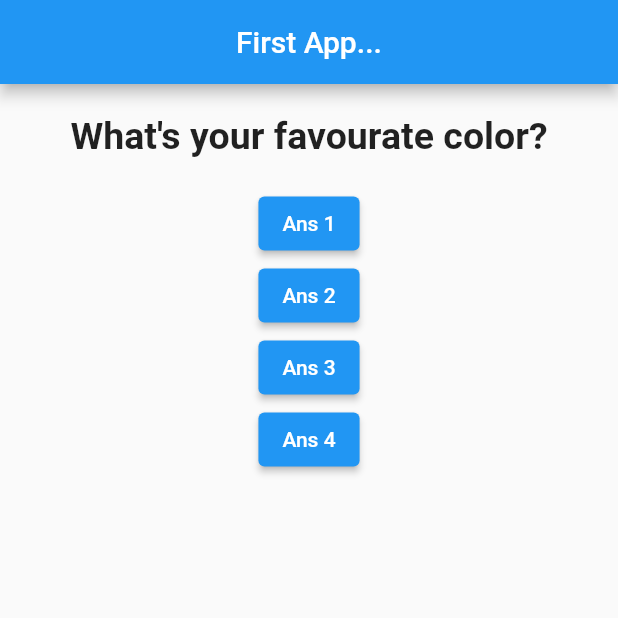
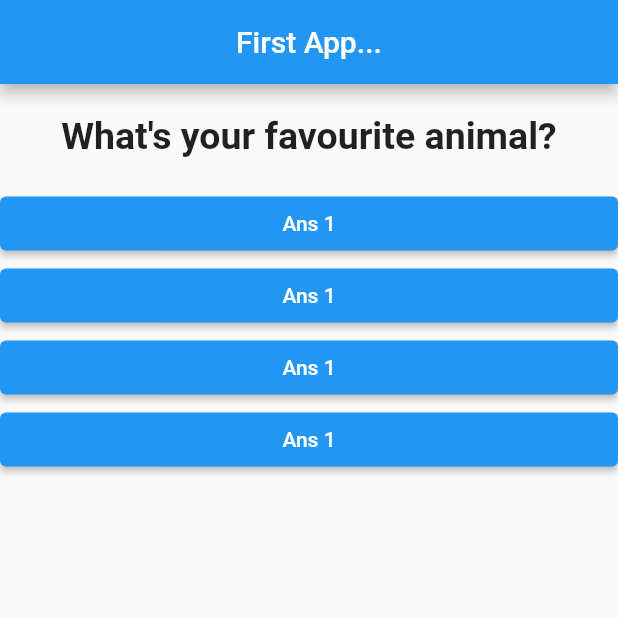
Before and after one commit to kishanSindhi/flutterQuizApp, a Flutter app: the screen it shows after launch, after a tap on "Ans 1", on a phone screen of 412 x 824 dp, the top half of it. Run offline on Flutter 3.47's test engine with Material 2 defaults, Android fonts, the phone set to English and light mode, and no system bars.

Commit message:
answer file updated

```diff
--- a/lib/answer.dart
+++ b/lib/answer.dart
@@ -0,0 +1,18 @@
+import 'package:flutter/material.dart';
+
+class Answer extends StatelessWidget {
+  final void Function() selectHandler;
+
+  const Answer({required this.selectHandler});
+
+  @override
+  Widget build(BuildContext context) {
+    return Container(
+      width: double.infinity,
+      child: ElevatedButton(
+        child: Text("Ans 1"),
+        onPressed: selectHandler,
+      ),
+    );
+  }
+}
--- a/lib/main.dart
+++ b/lib/main.dart
@@ -1,4 +1,5 @@
 import 'package:flutter/material.dart';
+import 'package:quiz_app/answer.dart';
 import 'package:quiz_app/questio.dart';
 
 void main() => runApp(MyApp());
@@ -11,19 +12,25 @@ class MyApp extends StatefulWidget {
 class _MyAppState extends State<MyApp> {
   var queIndex = 0;
 
-  void answerQuestion() => print("Answer choosen!");
+  void answerQuestion() {
+    setState(
+      () {
+        queIndex = queIndex + 1;
+      },
+    );
+  }
 
   @override
   Widget build(BuildContext context) {
     var que = [
-      "What's your favourate color?",
-      "What's your favourate animal?",
-      "What's your favourate color?",
-      "What's your favourate animal?",
-      "What's your favourate color?",
-      "What's your favourate animal?",
-      "What's your favourate color?",
-      "What's your favourate animal?",
+      "What's your favourite color?",
+      "What's your favourite animal?",
+      "What's your favourite color?",
+      "What's your favourite animal?",
+      "What's your favourite color?",
+      "What's your favourite animal?",
+      "What's your favourite color?",
+      "What's your favourite animal?",
     ];
     return MaterialApp(
       home: Scaffold(
@@ -38,27 +45,10 @@ class _MyAppState extends State<MyApp> {
                 SizedBox(height: 20),
                 Question(que[queIndex]),
                 SizedBox(height: 20),
-                ElevatedButton(
-                  onPressed: answerQuestion,
-                  child: Text("Ans 1"),
-                ),
-                ElevatedButton(
-                  onPressed: () => debugPrint("Button 1 pressed"),
-                  child: Text("Ans 2"),
-                ),
-                ElevatedButton(
-                  onPressed: () {
-                    setState(() {
-                      queIndex = queIndex + 1;
-                    });
-                    debugPrint("Button 2 pressed");
-                  },
-                  child: Text("Ans 3"),
-                ),
-                ElevatedButton(
-                  onPressed: answerQuestion,
-                  child: Text("Ans 4"),
-                ),
+                Answer(selectHandler: answerQuestion),
+                Answer(selectHandler: answerQuestion),
+                Answer(selectHandler: answerQuestion),
+                Answer(selectHandler: answerQuestion),
               ],
             ),
           ),
@@ -67,3 +57,5 @@ class _MyAppState extends State<MyApp> {
     );
   }
 }
+
+// Answer(slectHandler: _answerQuestion),
```
